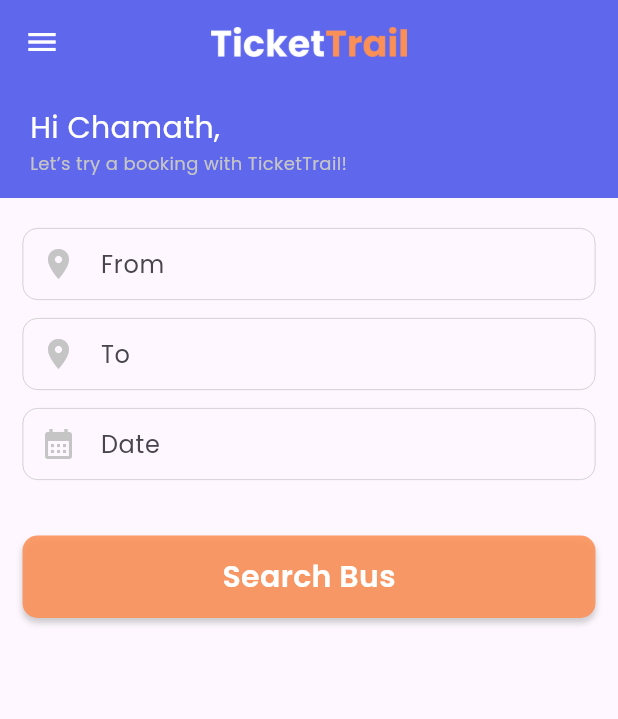
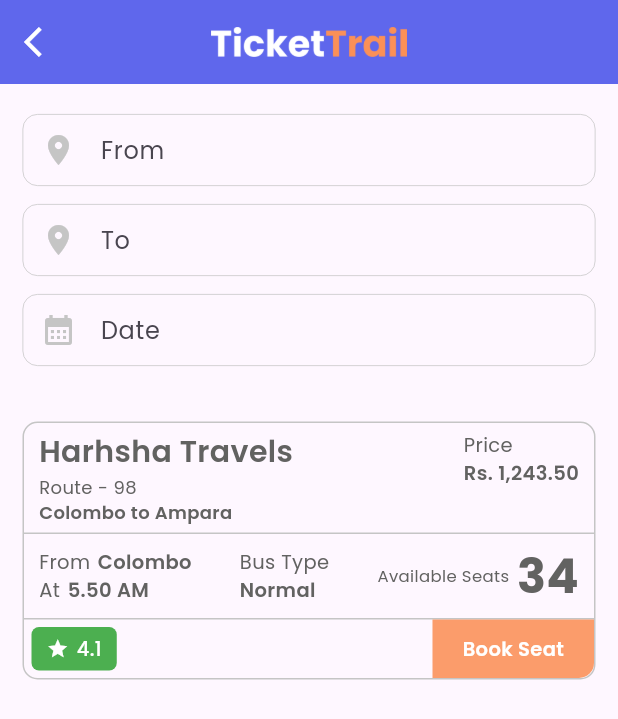
Before and after one commit to IT21175466/TicketTrail, a Flutter app: the screen it shows after launch, on a phone screen of 412 x 824 dp. Shown: the top 719 px of the screen. Run offline on Flutter 3.47's test engine with Material 3 defaults, Android fonts, the phone set to English and light mode, and no system bars.

Commit message:
Bus Card Done

```diff
--- a/lib/constants/app_colors.dart
+++ b/lib/constants/app_colors.dart
@@ -5,7 +5,7 @@
   static const Color accentColor = Color.fromARGB(255, 225, 225, 0);
 
   // Text colors
-  static const Color textColor = Color.fromARGB(255, 0, 0, 0);
+  static const Color textColor = Color.fromARGB(255, 98, 98, 97);
 
   //Gray
   static const Color grayColor = Color.fromARGB(255, 197, 197, 197);
--- a/lib/main.dart
+++ b/lib/main.dart
@@ -22,7 +22,7 @@
           primaryColor: AppColors.primaryColor,
           fontFamily: 'Poppins',
         ),
-        initialRoute: '/home',
+        initialRoute: '/results',
         routes: AppRoutes.getRoutes(),
       ),
     );
--- a/lib/routes/app_routes.dart
+++ b/lib/routes/app_routes.dart
@@ -1,4 +1,5 @@
 import 'package:flutter/material.dart';
+import 'package:tickettrail/views/home/busses_list_page.dart';
 import 'package:tickettrail/views/home/home_page.dart';
 import 'package:tickettrail/views/splash/splash_screen.dart';
 
@@ -7,6 +8,7 @@
     return {
       '/splash': (context) => SplashScreen(),
       '/home': (context) => HomePage(),
+      '/results': (context) => BusListPage(),
     };
   }
 }
--- /dev/null
+++ b/lib/views/home/busses_list_page.dart
@@ -0,0 +1,297 @@
+import 'package:flutter/material.dart';
+import 'package:tickettrail/constants/app_colors.dart';
+import 'package:tickettrail/widgets/custom_app_bar.dart';
+import 'package:tickettrail/widgets/custom_text_filed.dart';
+
+class BusListPage extends StatefulWidget {
+  const BusListPage({super.key});
+
+  @override
+  State<BusListPage> createState() => _BusListPageState();
+}
+
+class _BusListPageState extends State<BusListPage> {
+  final TextEditingController sampleController = TextEditingController();
+  @override
+  Widget build(BuildContext context) {
+    double screenWidth = MediaQuery.of(context).size.width;
+    return Scaffold(
+      appBar: CustomAppBar(
+        Icon(
+          Icons.arrow_back_ios,
+          color: Colors.white,
+        ),
+        () {},
+      ),
+      body: Container(
+        padding: const EdgeInsets.symmetric(horizontal: 15, vertical: 15),
+        child: Column(
+          children: [
+            CustomTextField(
+              controller: sampleController,
+              labelText: 'From',
+              icon: Icon(
+                Icons.location_on,
+                color: AppColors.grayColor,
+              ),
+            ),
+            CustomTextField(
+              controller: sampleController,
+              labelText: 'To',
+              icon: Icon(
+                Icons.location_on,
+                color: AppColors.grayColor,
+              ),
+            ),
+            CustomTextField(
+              controller: sampleController,
+              labelText: 'Date',
+              icon: Icon(
+                Icons.calendar_month,
+                color: AppColors.grayColor,
+              ),
+            ),
+            SizedBox(
+              height: 30,
+            ),
+            Container(
+              width: screenWidth,
+              decoration: BoxDecoration(
+                borderRadius: BorderRadius.circular(10),
+                border: Border.all(
+                  color: AppColors.grayColor,
+                ),
+              ),
+              child: Column(
+                children: [
+                  Padding(
+                    padding: EdgeInsets.symmetric(vertical: 5, horizontal: 10),
+                    child: Row(
+                      crossAxisAlignment: CrossAxisAlignment.start,
+                      children: [
+                        Column(
+                          crossAxisAlignment: CrossAxisAlignment.start,
+                          children: [
+                            Text(
+                              'Harhsha Travels',
+                              style: TextStyle(
+                                fontSize: 20,
+                                color: AppColors.textColor,
+                                fontWeight: FontWeight.w600,
+                              ),
+                            ),
+                            Text(
+                              'Route - 98',
+                              style: TextStyle(
+                                fontSize: 12,
+                                color: AppColors.textColor,
+                              ),
+                            ),
+                            Text(
+                              'Colombo to Ampara',
+                              style: TextStyle(
+                                fontSize: 12,
+                                color: AppColors.textColor,
+                                fontWeight: FontWeight.w600,
+                              ),
+                            ),
+                          ],
+                        ),
+                        Spacer(),
+                        Column(
+                          crossAxisAlignment: CrossAxisAlignment.start,
+                          children: [
+                            Text(
+                              'Price',
+                              style: TextStyle(
+                                fontSize: 13,
+                                color: AppColors.textColor,
+                              ),
+                            ),
+                            Text(
+                              'Rs. 1,243.50',
+                              style: TextStyle(
+                                fontSize: 13,
+                                color: AppColors.textColor,
+                                fontWeight: FontWeight.w600,
+                              ),
+                            ),
+                          ],
+                        ),
+                      ],
+                    ),
+                  ),
+                  Container(
+                    height: 1,
+                    width: screenWidth,
+                    color: AppColors.grayColor,
+                  ),
+                  Padding(
+                    padding: EdgeInsets.symmetric(vertical: 5, horizontal: 10),
+                    child: Row(
+                      children: [
+                        Column(
+                          crossAxisAlignment: CrossAxisAlignment.start,
+                          children: [
+                            Row(
+                              children: [
+                                Text(
+                                  'From',
+                                  style: TextStyle(
+                                    fontSize: 13,
+                                    color: AppColors.textColor,
+                                  ),
+                                ),
+                                SizedBox(
+                                  width: 5,
+                                ),
+                                Text(
+                                  'Colombo',
+                                  style: TextStyle(
+                                    fontSize: 13,
+                                    color: AppColors.textColor,
+                                    fontWeight: FontWeight.w600,
+                                  ),
+                                ),
+                              ],
+                            ),
+                            Row(
+                              children: [
+                                Text(
+                                  'At',
+                                  style: TextStyle(
+                                    fontSize: 13,
+                                    color: AppColors.textColor,
+                                  ),
+                                ),
+                                SizedBox(
+                                  width: 5,
+                                ),
+                                Text(
+                                  '5.50 AM',
+                                  style: TextStyle(
+                                    fontSize: 13,
+                                    color: AppColors.textColor,
+                                    fontWeight: FontWeight.w600,
+                                  ),
+                                ),
+                              ],
+                            ),
+                          ],
+                        ),
+                        Spacer(),
+                        Column(
+                          crossAxisAlignment: CrossAxisAlignment.start,
+                          children: [
+                            Text(
+                              'Bus Type',
+                              style: TextStyle(
+                                fontSize: 13,
+                                color: AppColors.textColor,
+                              ),
+                            ),
+                            SizedBox(
+                              width: 5,
+                            ),
+                            Text(
+                              'Normal',
+                              style: TextStyle(
+                                fontSize: 13,
+                                color: AppColors.textColor,
+                                fontWeight: FontWeight.w600,
+                              ),
+                            ),
+                          ],
+                        ),
+                        Spacer(),
+                        Row(
+                          children: [
+                            Text(
+                              'Available Seats',
+                              style: TextStyle(
+                                fontSize: 11,
+                                color: AppColors.textColor,
+                              ),
+                            ),
+                            SizedBox(
+                              width: 5,
+                            ),
+                            Text(
+                              '34',
+                              style: TextStyle(
+                                fontSize: 32,
+                                color: AppColors.textColor,
+                                fontWeight: FontWeight.w700,
+                              ),
+                            ),
+                          ],
+                        ),
+                      ],
+                    ),
+                  ),
+                  Container(
+                    height: 1,
+                    width: screenWidth,
+                    color: AppColors.grayColor,
+                  ),
+                  Row(
+                    children: [
+                      Container(
+                        margin: EdgeInsets.all(5),
+                        padding:
+                            EdgeInsets.symmetric(vertical: 5, horizontal: 10),
+                        decoration: BoxDecoration(
+                          color: Colors.green,
+                          borderRadius: BorderRadius.circular(5),
+                        ),
+                        child: Row(
+                          children: [
+                            Icon(
+                              Icons.star,
+                              color: Colors.white,
+                              size: 15,
+                            ),
+                            SizedBox(
+                              width: 5,
+                            ),
+                            Text(
+                              '4.1',
+                              style: TextStyle(
+                                fontSize: 13,
+                                color: Colors.white,
+                                fontWeight: FontWeight.w500,
+                              ),
+                            ),
+                          ],
+                        ),
+                      ),
+                      Spacer(),
+                      Container(
+                        padding:
+                            EdgeInsets.symmetric(vertical: 10, horizontal: 20),
+                        decoration: BoxDecoration(
+                          color: AppColors.buttonColor,
+                          borderRadius: BorderRadius.only(
+                            bottomRight: Radius.circular(10),
+                          ),
+                        ),
+                        child: Text(
+                          'Book Seat',
+                          style: TextStyle(
+                            fontSize: 13,
+                            color: Colors.white,
+                            fontWeight: FontWeight.w600,
+                          ),
+                        ),
+                      ),
+                    ],
+                  ),
+                ],
+              ),
+            ),
+          ],
+        ),
+      ),
+    );
+  }
+}
--- a/lib/views/home/home_page.dart
+++ b/lib/views/home/home_page.dart
@@ -19,10 +19,11 @@
     double screenWidth = MediaQuery.of(context).size.width;
     return Scaffold(
       appBar: CustomAppBar(
-        title: SizedBox(
-          height: 20,
-          child: Image.asset('assets/images/ticketTrail.png'),
+        Icon(
+          Icons.menu,
+          color: Colors.white,
         ),
+        () {},
       ),
       body: SingleChildScrollView(
         child: Column(
--- a/lib/widgets/custom_app_bar.dart
+++ b/lib/widgets/custom_app_bar.dart
@@ -2,21 +2,19 @@
 import 'package:tickettrail/constants/app_colors.dart';
 
 class CustomAppBar extends StatelessWidget implements PreferredSizeWidget {
-  final Widget title;
+  final Widget leadingIcon;
+  final Function onTap;
 
-  CustomAppBar({required this.title});
+  CustomAppBar(this.leadingIcon, this.onTap);
 
   @override
   Widget build(BuildContext context) {
     return AppBar(
-      leading: IconButton(
-        icon: Icon(
-          Icons.menu,
-          color: Colors.white,
-        ),
-        onPressed: () {},
+      leading: leadingIcon,
+      title: SizedBox(
+        height: 20,
+        child: Image.asset('assets/images/ticketTrail.png'),
       ),
-      title: title,
       centerTitle: true,
       backgroundColor: AppColors.primaryColor,
       elevation: 0,
--- a/pubspec.yaml
+++ b/pubspec.yaml
@@ -82,6 +82,7 @@
         - asset: fonts/Poppins-Regular.ttf
         - asset: fonts/Poppins-Medium.ttf
         - asset: fonts/Poppins-SemiBold.ttf
+        - asset: fonts/Poppins-Bold.ttf
   #         style: italic
   #   - family: Trajan Pro
   #     fonts:
```
Also changed, not shown: fonts/Poppins-Bold.ttf (added).
